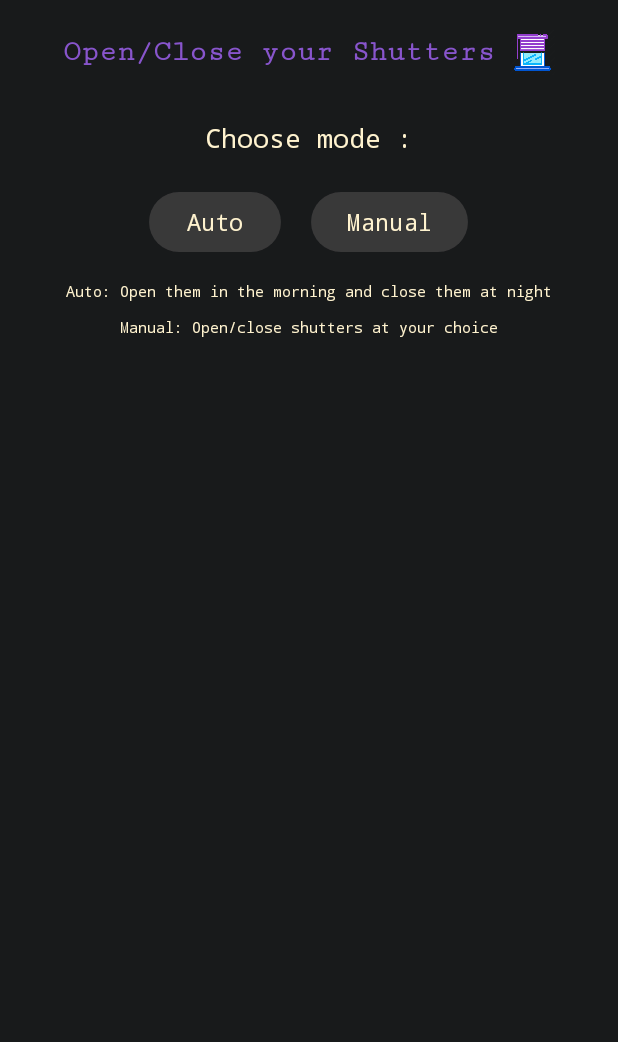
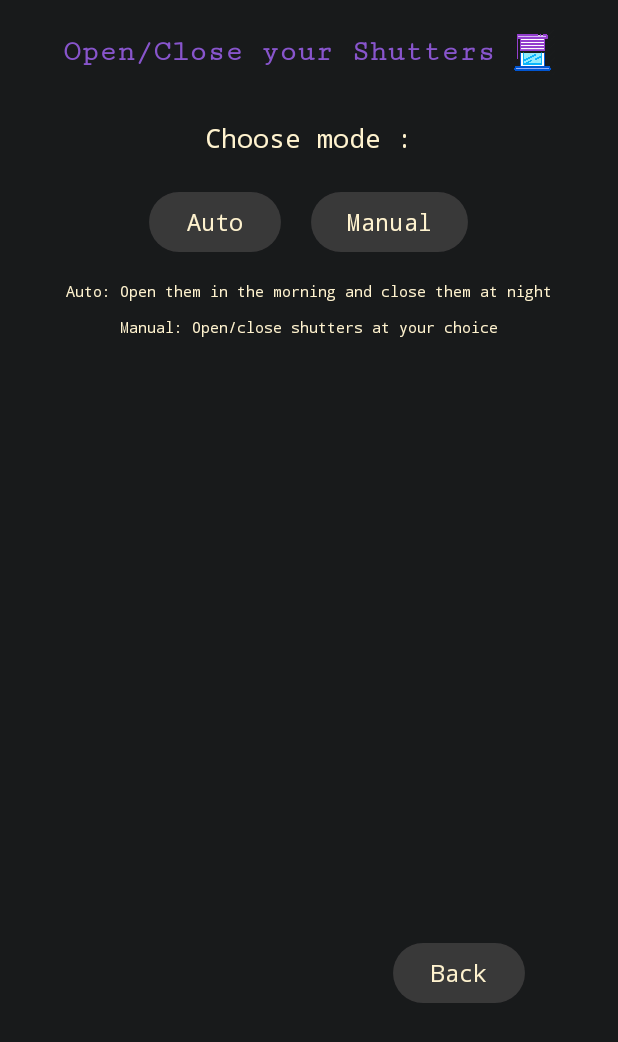
Before and after one commit to grebano/Smart_Home, an Android app: the screen it shows after launch (ShuttersActivity), after a tap on "Manage Shutters", on a phone screen of 412 x 824 dp. Shown: the top 1042 px of the screen. Run offline under Robolectric (Android 15) with nearby library versions, the phone set to English and light mode, and no system bars; 1 statement that could not run was skipped.

Commit message:
update code - added back button in activities

```diff
--- a/Android_app/SmartHome/app/src/main/java/com/maiot/smarthome/Activities/ShuttersActivity.java
+++ b/Android_app/SmartHome/app/src/main/java/com/maiot/smarthome/Activities/ShuttersActivity.java
@@ -37,6 +37,9 @@ public class ShuttersActivity extends AppCompatActivity implements HttpRequestCo
     private Button btt_Shutter_Switch1 = null;
     private Button btt_Shutter_Switch2 = null;
     private Button btt_Shutter_Switch3 = null;
+
+    // bottone per tornare all main activity
+    private Button bttShuttersBack = null;
 
     // immagini dello stato delle tapparelle
     private ImageView imgShut1_open = null;
@@ -101,6 +104,9 @@ public class ShuttersActivity extends AppCompatActivity implements HttpRequestCo
         shutter1StatusViews();
         shutter2StatusViews();
         shutter3StatusViews();
+
+        // settaggio click listener pulsante "indietro"
+        goBackButton();
 
     }
     private void manualModeViews(){
@@ -295,6 +301,13 @@ public class ShuttersActivity extends AppCompatActivity implements HttpRequestCo
         return 0;
     }
 
+    private void goBackButton(){
+        bttShuttersBack = findViewById(R.id.bttShuttersBack);
+        bttShuttersBack.setOnClickListener(view -> {
+            finish();
+        });
+    }
+
     @Override
     public void onHttpRequestCompleted(String response)
     {
--- a/Android_app/SmartHome/app/src/main/res/layout/shutters.xml
+++ b/Android_app/SmartHome/app/src/main/res/layout/shutters.xml
@@ -254,4 +254,17 @@
 
     </LinearLayout>
 
+    <Button
+        android:id="@+id/bttShuttersBack"
+        android:layout_width="wrap_content"
+        android:layout_height="wrap_content"
+        android:text="Back"
+        android:textSize="15dp"
+        android:textColor="@color/textColor"
+        android:fontFamily="monospace"
+        android:clickable="true"
+        android:backgroundTint="@color/ButtonBackground"
+        android:layout_marginTop="185dp"
+        android:layout_marginLeft="100dp"/>
+
 </LinearLayout>
```
Also changed, not shown: Android_app/SmartHome/app/src/main/java/com/maiot/smarthome/Activities/AutomationsActivity.java (+11 -0 lines), Android_app/SmartHome/app/src/main/java/com/maiot/smarthome/Activities/LightsActivity.java (+13 -0 lines), Android_app/SmartHome/app/src/main/res/layout/automations.xml (+13 -0 lines), Android_app/SmartHome/app/src/main/res/layout/lights.xml (+13 -0 lines).
